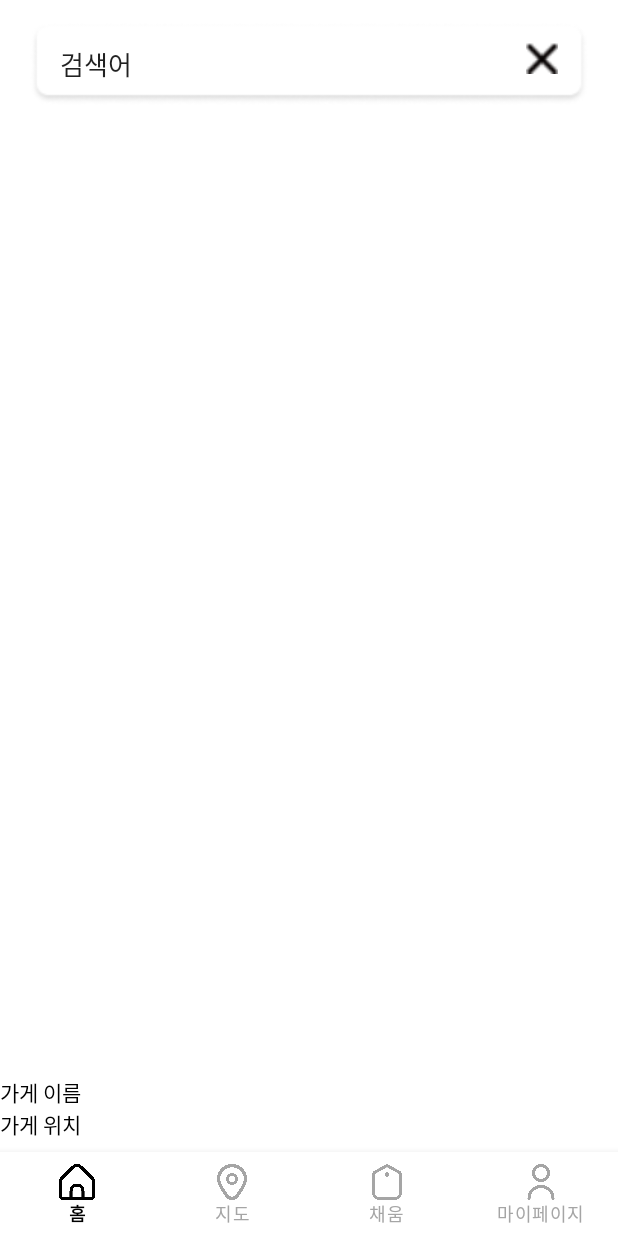
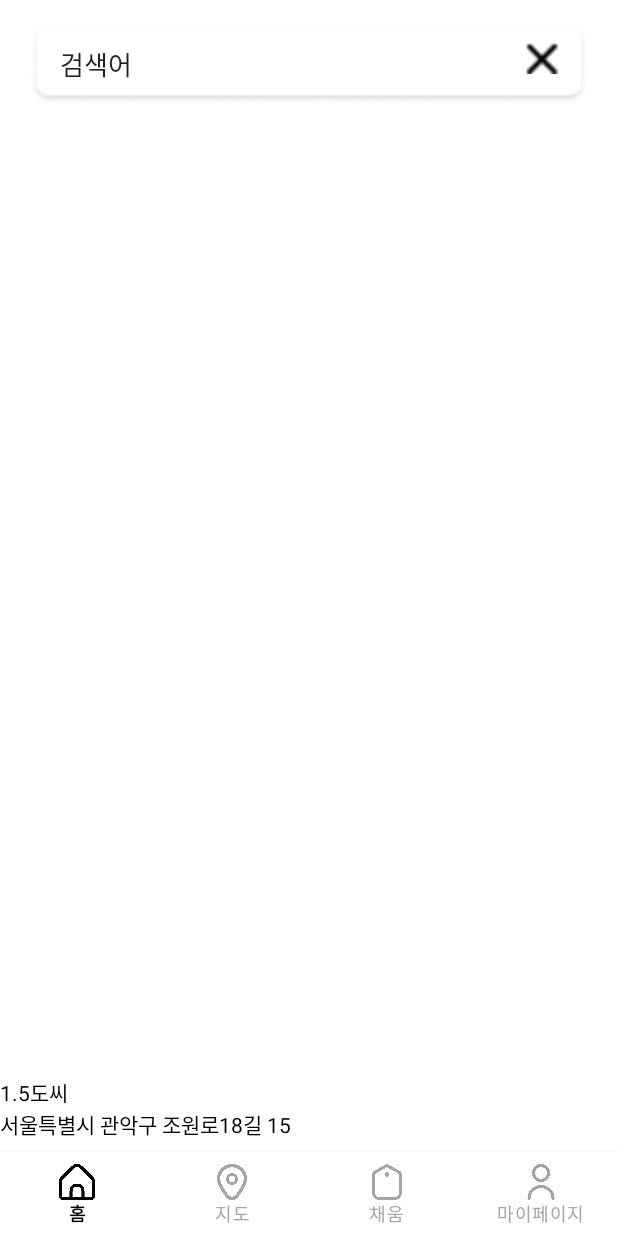
Before and after one commit to qorwlalsjimin/Cheum_STAC_pervious, an Android app: the fragment ChildMapFragment placed in its activity, on a phone screen of 412 x 824 dp. Run offline under Robolectric (Android 15) with nearby library versions, the phone set to English and light mode, and no system bars; our stand-ins replace Firebase (no records; nobody signed in at launch, a user with empty details on screens opened directly); libraries missing offline, so code that uses them is left out: net.daum.mf; 2 statements that could not run were skipped.

Commit message:
listview에서 클릭한 가게 정보를 검색 결과 페이지에서 보여줌

```diff
--- a/app/src/main/java/com/cheum_stac/MainActivity.java
+++ b/app/src/main/java/com/cheum_stac/MainActivity.java
@@ -14,6 +14,7 @@ import androidx.fragment.app.Fragment;
 import androidx.fragment.app.FragmentManager;
 import androidx.fragment.app.FragmentTransaction;
 
+import com.cheum_stac.Map.Fragment.ChildMapFragment;
 import com.cheum_stac.Map.Fragment.ChildResultFragment;
 import com.cheum_stac.Map.Fragment.ChildSearchFragment;
 import com.cheum_stac.Map.Fragment.ParentFragment;
@@ -34,6 +35,7 @@ public class MainActivity extends AppCompatActivity implements FragmentListener
     private ParentFragment parentFragment;
     private ChildSearchFragment childSearchFragment;
     private ChildResultFragment childResultFragment;
+    private ChildMapFragment childMapFragment;
 
     FragmentTransaction transaction;
 
@@ -72,6 +74,7 @@ public class MainActivity extends AppCompatActivity implements FragmentListener
         parentFragment = new ParentFragment();
         childSearchFragment = new ChildSearchFragment();
         childResultFragment = new ChildResultFragment();
+        childMapFragment = new ChildMapFragment();
 
         gethash(); //키해시 값 구하는 메서드
 
@@ -92,6 +95,7 @@ public class MainActivity extends AppCompatActivity implements FragmentListener
                 break;
             case 1: //ChildFavorFragment, ChildSearchFragment =>
                 childResultFragment.displayMessage(data);
+                childMapFragment.displayMessage(data);
                 Log.d("값 옮기기를 추적하자 -_-", "Favor에서 받은 값으로 displayMessage를 호출하셧나요? data: "+data);
                 break;
         }
--- a/app/src/main/java/com/cheum_stac/Map/Fragment/ChildMapFragment.java
+++ b/app/src/main/java/com/cheum_stac/Map/Fragment/ChildMapFragment.java
@@ -1,17 +1,20 @@
 package com.cheum_stac.Map.Fragment;
 
 import android.os.Bundle;
+import android.util.Log;
 import android.view.LayoutInflater;
 import android.view.View;
 import android.view.ViewGroup;
 import android.widget.EditText;
 import android.widget.ImageView;
 import android.widget.LinearLayout;
+import android.widget.TextView;
 import android.widget.Toast;
 
 import androidx.fragment.app.Fragment;
 
 import com.cheum_stac.MainActivity;
+import com.cheum_stac.Map.StoreDatas;
 import com.cheum_stac.R;
 
 import net.daum.mf.map.api.MapView;
@@ -20,6 +23,9 @@ public class ChildMapFragment extends Fragment {
 
     LinearLayout linearInfo;
     ViewGroup mapViewContainer;
+
+    static int storeId;
+    TextView storeName, storeLoct;
 
     //추후 삭제
     EditText editSearch;
@@ -44,10 +50,24 @@ public class ChildMapFragment extends Fragment {
         mapViewContainer = (ViewGroup) v.findViewById(R.id.map_view);
         mapViewContainer.addView(mapView);
 
+        //하단에 가게 정보
+        storeName = v.findViewById(R.id.text_store_name);
+        storeLoct = v.findViewById(R.id.text_store_location);
+
         //추후 삭제
         editSearch = v.findViewById(R.id.editTextFilter);
         imgSearch = v.findViewById(R.id.img_search_icon);
 
+        //가게 정보 가져와서 text 바꾸기
+        StoreDatas storeDatas = new StoreDatas();
+        for(int i = 0; i< storeDatas.dataCnt; i++){
+            if(storeDatas.storeText[i][0].equals(Integer.toString(storeId))){
+                storeName.setText(storeDatas.storeText[i][1]);
+                storeLoct.setText(storeDatas.storeText[i][2]);
+            }
+        }
+
+        //임시방편
         editSearch.setText("검색어");
         editSearch.setOnFocusChangeListener(new View.OnFocusChangeListener() {
             @Override
@@ -80,4 +100,10 @@ public class ChildMapFragment extends Fragment {
         super.onPause();
         mapViewContainer.removeAllViews();
     }
+
+    //즐겨찾기 화면, 검색된 화면에서 값 받아오기
+    public void displayMessage(String data){
+        storeId = Integer.parseInt(data);
+        Log.d("값 옮기기를 추적하자 -_-", "가게 아이디를 정상적으로 받았나요? storeId: "+storeId);
+    }
 }
--- a/app/src/main/java/com/cheum_stac/Map/Fragment/ChildResultFragment.java
+++ b/app/src/main/java/com/cheum_stac/Map/Fragment/ChildResultFragment.java
@@ -57,15 +57,10 @@ public class ChildResultFragment extends Fragment {
 
         //가게 정보 가져와서 text 바꾸기
         StoreDatas storeDatas = new StoreDatas();
-//        Log.d("가게 정보를 추적하자 (`.')", "가져오는 데이터! storeName: "+storeDatas.storeText[3][1]);
-//        storeName.setText(storeDatas.storeText[3][1]);
         for(int i = 0; i< storeDatas.dataCnt; i++){
             if(storeDatas.storeText[i][0].equals(Integer.toString(storeId))){
                 storeName.setText(storeDatas.storeText[i][1]);
                 storeLoct.setText(storeDatas.storeText[i][2]);
-//                storeOper.setText(storeDatas.storeText[i][2]);
-//                storePage.setText(storeDatas.storeText[i][2]);
-//                storeDial.setText(storeDatas.storeText[i][2]);
             }
         }
 
--- a/app/src/main/res/layout/fragment_child_map.xml
+++ b/app/src/main/res/layout/fragment_child_map.xml
@@ -99,10 +99,12 @@
         android:layout_alignBottom="@id/frame_map"
         android:paddingVertical="8dp">
         <TextView
+            android:id="@+id/text_store_name"
             android:layout_width="wrap_content"
             android:layout_height="wrap_content"
             android:text="가게 이름"/>
         <TextView
+            android:id="@+id/text_store_location"
             android:layout_width="wrap_content"
             android:layout_height="wrap_content"
             android:text="가게 위치"/>
```
